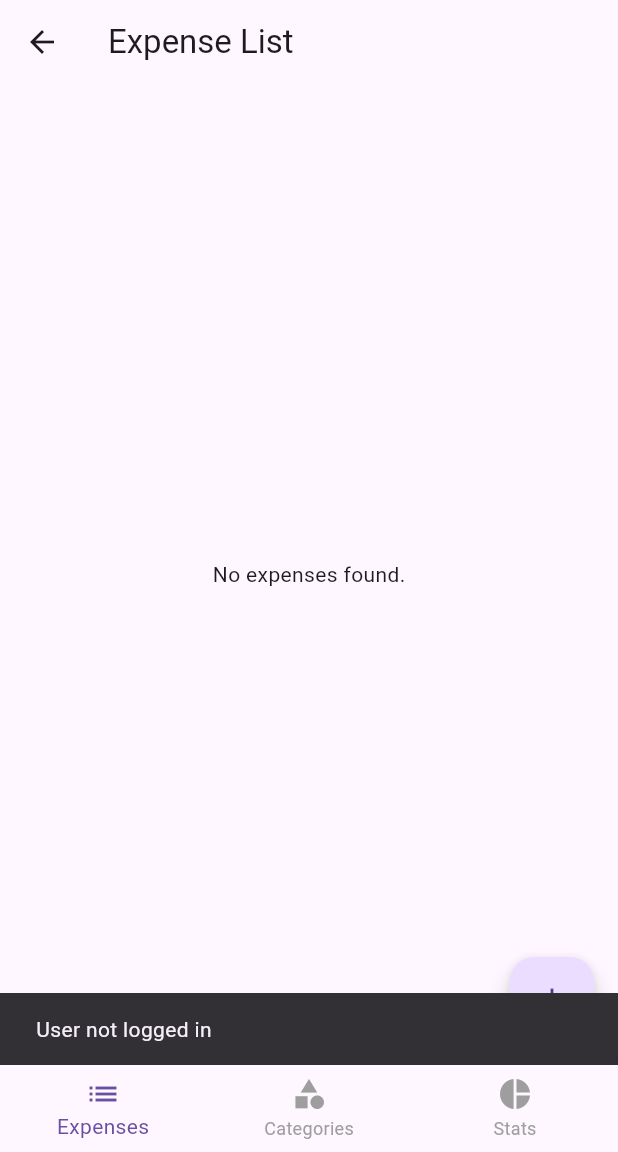
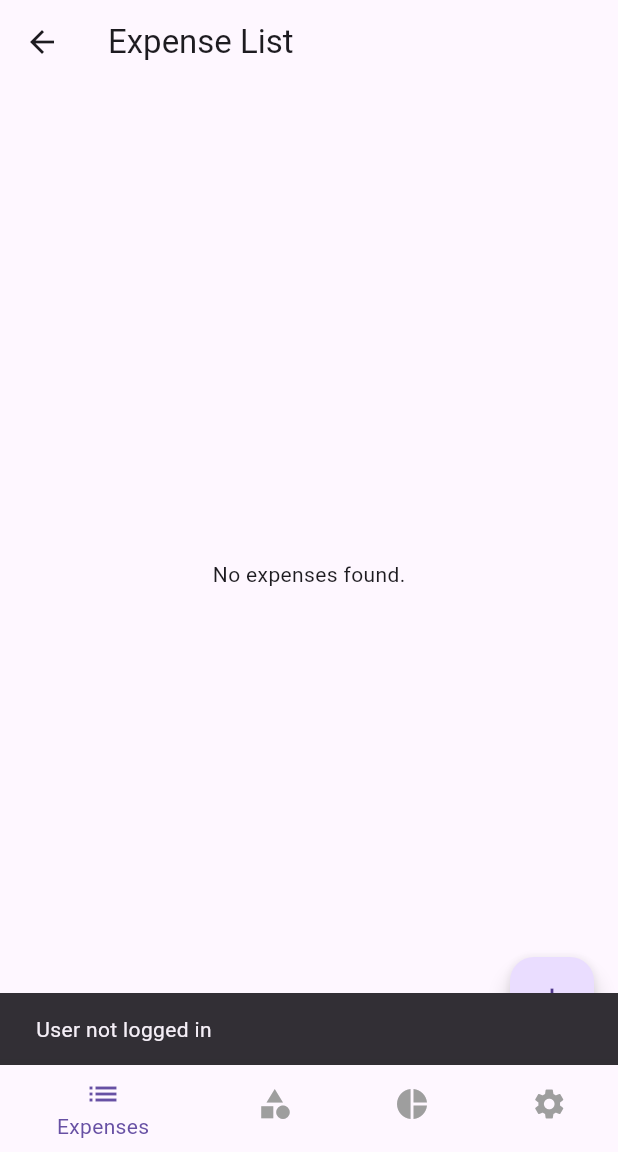
Before and after one commit to JulianOrdonez/finscan_1, a Flutter app: the HomePage screen opened by its route, on a phone screen of 412 x 824 dp, the part 84-1236 px from its top. Run offline on Flutter 3.47's test engine with Material 3 defaults, Android fonts, the phone set to English and light mode, and no system bars; our stand-ins replace fl_chart, sqflite; accounts and stored records are empty.

Commit message:
Tus cambios

```diff
--- a/lib/screens/home_page.dart
+++ b/lib/screens/home_page.dart
@@ -2,6 +2,7 @@ import 'package:flutter/material.dart';
 import 'package:flutter_application_2/screens/categorized_expense_screen.dart';
 import 'package:flutter_application_2/screens/expense_list_screen.dart';
 import 'package:flutter_application_2/screens/expense_stats_screen.dart';
+import 'package:flutter_application_2/screens/settings_screen.dart';
 import 'package:flutter_application_2/theme_provider.dart';
 import 'package:provider/provider.dart';
 
@@ -16,9 +17,10 @@ class _HomePageState extends State<HomePage> {
   int _selectedIndex = 0;
 
   final List<Widget> _screens = [
-    ExpenseListScreen(),
-    CategorizedExpenseScreen(),
-    ExpenseStatsScreen(),
+    const ExpenseListScreen(),
+    const CategorizedExpenseScreen(),
+    const ExpenseStatsScreen(),
+    const SettingsScreen(),
   ];
 
   void _onItemTapped(int index) {
@@ -51,6 +53,10 @@ class _HomePageState extends State<HomePage> {
             icon: Icon(Icons.pie_chart),
             label: 'Stats',
           ),
+          const BottomNavigationBarItem(
+            icon: Icon(Icons.settings),
+            label: 'Settings',
+          ),
         ],
         currentIndex: _selectedIndex,
         selectedItemColor: themeProvider.currentTheme.primaryColor,
--- a/lib/screens/settings_screen.dart
+++ b/lib/screens/settings_screen.dart
@@ -4,7 +4,10 @@ import '../services/auth_service.dart';
 import '../theme_provider.dart';
 import 'login_screen.dart';
 
-class SettingsScreen extends StatefulWidget {
+class SettingsScreen extends StatelessWidget {
+  // Remove the StatefulWidget boilerplate
+  // Change to StatelessWidget as there's no state to manage initially
+
   const SettingsScreen({Key? key}) : super(key: key);
 
   @override
@@ -12,6 +15,7 @@ class SettingsScreen extends StatefulWidget {
 }
 
 class _SettingsScreenState extends State<SettingsScreen> {
+// Remove the State class
   @override
   Widget build(BuildContext context) {
     final themeProvider = Provider.of<ThemeProvider>(context);
```
